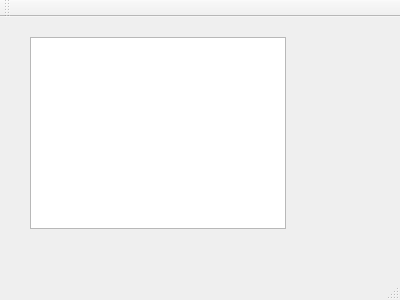
The window that mainwindow.ui (xswzaq44321/WakingLioQt2Example) describes before a commit, drawn with Qt 5.
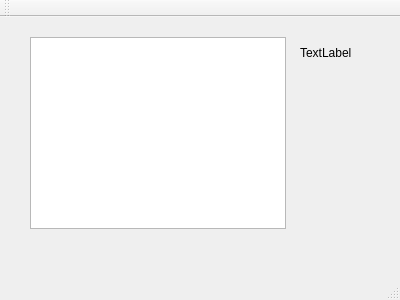
The same window after the commit.

What changed in the file:
```diff
--- a/mainwindow.ui
+++ b/mainwindow.ui
@@ -24,6 +24,19 @@
      </rect>
     </property>
    </widget>
+   <widget class="QLabel" name="label">
+    <property name="geometry">
+     <rect>
+      <x>300</x>
+      <y>20</y>
+      <width>81</width>
+      <height>31</height>
+     </rect>
+    </property>
+    <property name="text">
+     <string>TextLabel</string>
+    </property>
+   </widget>
   </widget>
   <widget class="QMenuBar" name="menuBar">
    <property name="geometry">
```
